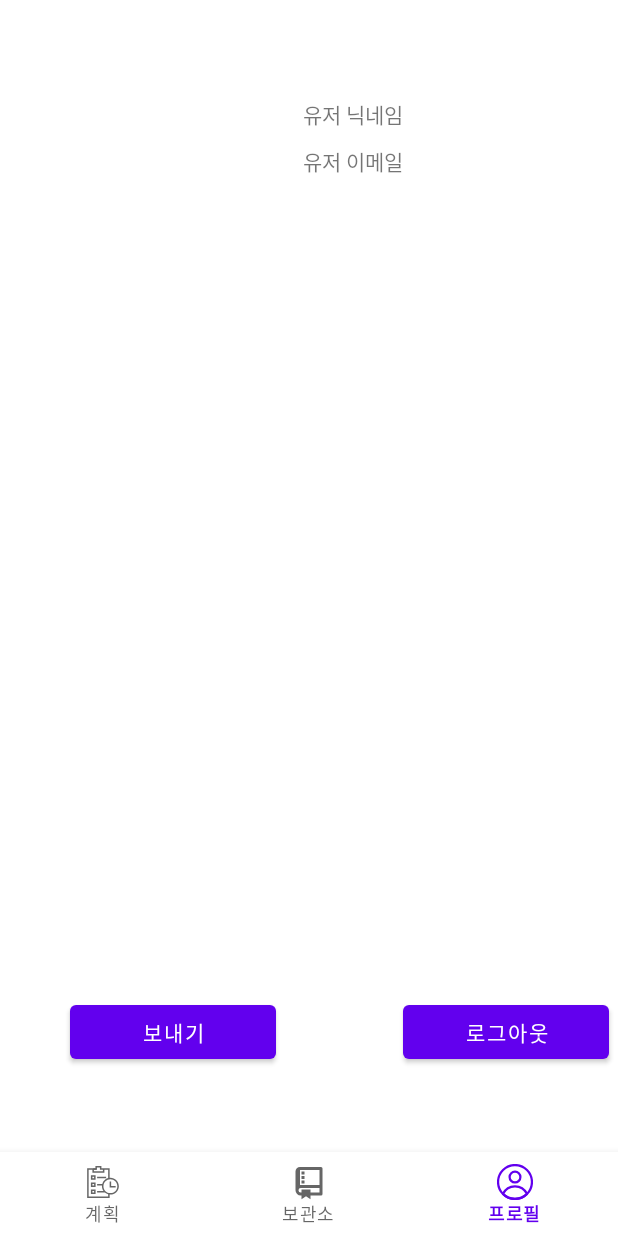
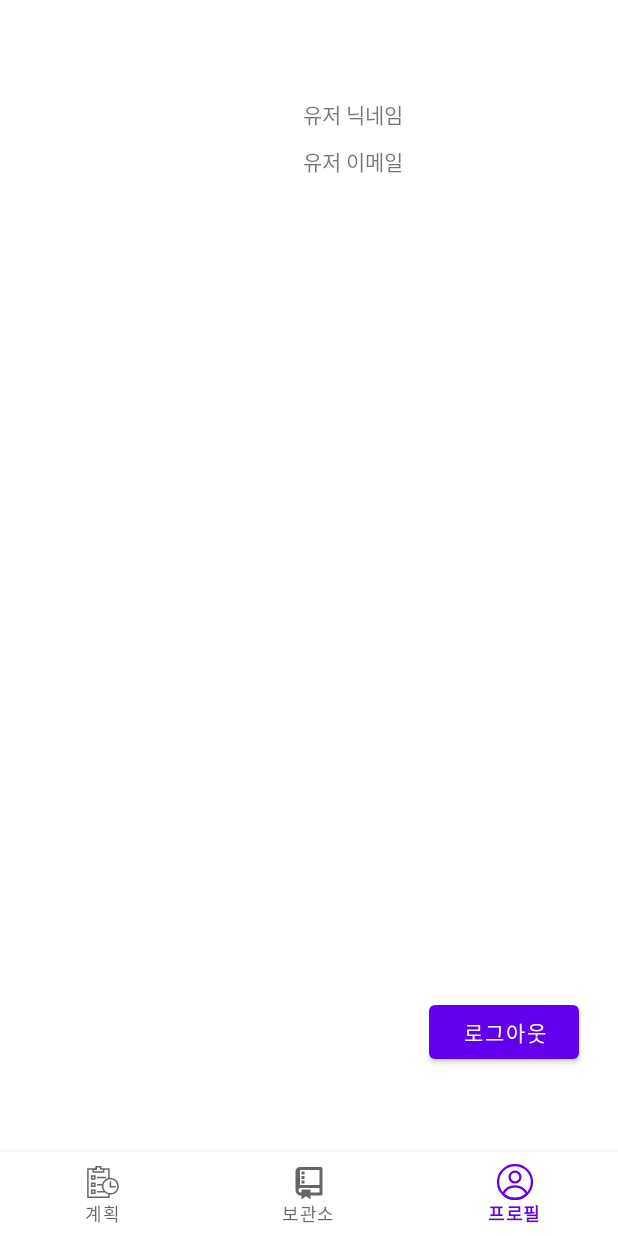
Before and after one commit to YunDaeHyeon/J-Planning, an Android app: the IndexPage screen opened directly, with no data from a screen before it, item 3 of the bottom bar chosen, on a phone screen of 412 x 824 dp. Run offline under Robolectric (Android 15) with nearby library versions, the phone set to English and light mode, and no system bars; libraries missing offline, so code that uses them is left out: com.kakao.sdk; pictures from the network do not load; 2 statements that could not run were skipped.

Commit message:
22.03.26 Application First Start Check add

```diff
--- a/app/src/main/java/com/meonjicompany/planning/activity/IndexPage.java
+++ b/app/src/main/java/com/meonjicompany/planning/activity/IndexPage.java
@@ -3,23 +3,39 @@ package com.meonjicompany.planning.activity;
 import androidx.annotation.NonNull;
 import androidx.appcompat.app.AppCompatActivity;
 
+import android.app.Activity;
+import android.content.SharedPreferences;
 import android.os.Bundle;
+import android.util.Log;
 import android.view.MenuItem;
+import android.widget.Toast;
 
+import com.bumptech.glide.Glide;
 import com.google.android.material.navigation.NavigationBarView;
 import com.kakao.sdk.auth.model.OAuthToken;
+import com.kakao.sdk.user.UserApiClient;
+import com.kakao.sdk.user.model.User;
 import com.meonjicompany.planning.R;
 import com.meonjicompany.planning.fragment.PlanFragment;
 import com.meonjicompany.planning.fragment.ProfileFragment;
 import com.meonjicompany.planning.fragment.RepositoryFragment;
+import com.meonjicompany.planning.retrofit.Message;
+import com.meonjicompany.planning.retrofit.RetrofitAPI;
+import com.meonjicompany.planning.retrofit.RetrofitClient;
 
 import kotlin.Unit;
 import kotlin.jvm.functions.Function2;
+import retrofit2.Call;
+import retrofit2.Callback;
+import retrofit2.Response;
 
 public class IndexPage extends AppCompatActivity {
     PlanFragment planFragment; // 계획 프래그먼트 객체
     RepositoryFragment repositoryFragment; // 보관소 프래그먼트 객체
     ProfileFragment profileFragment; // 프로필 프래그먼트 객체
+    private RetrofitAPI retrofitAPI; // 통신을 위한 Retrofit 객체
+    String userEmail = "";
+    String userNickname = "";
 
     @Override
     protected void onCreate(Bundle savedInstanceState) {
@@ -77,18 +93,55 @@ public class IndexPage extends AppCompatActivity {
                 return false;
             }
         });
-        // 카카오가 설치되어 있는지 확인 하는 메서드또한 카카오에서 제공 콜백 객체를 이용함
-        Function2<OAuthToken, Throwable, Unit> callback = new Function2<OAuthToken, Throwable, Unit>() {
-            @Override
-            public Unit invoke(OAuthToken oAuthToken, Throwable throwable) {
-                // 이때 토큰이 전달이 되면 로그인이 성공한 것이고 토큰이 전달되지 않았다면 로그인 실패
-                if (oAuthToken != null) {
+        firstApplicationRoadCheck(); // 사용자가 실행한 시점이 최초인지 확인하는 메소드
+    }
+
+    public void firstApplicationRoadCheck(){
+        //최초 실행 여부 판단하는 구문
+        SharedPreferences pref = getSharedPreferences("isFirst", Activity.MODE_PRIVATE);
+        boolean first = pref.getBoolean("isFirst", false);
+        if(first==false){
+            Log.d("Is first Time?", "first");
+            SharedPreferences.Editor editor = pref.edit();
+            editor.putBoolean("isFirst",true);
+            editor.commit();
+            //앱 최초 실행시 하고 싶은 작업
+            UserApiClient.getInstance().me(new Function2<User, Throwable, Unit>() {
+                @Override
+                public Unit invoke(User user, Throwable throwable) {
+                    // 로그인이 되어있으면
+                    if (user!=null){
+                        RetrofitClient retrofitClient = RetrofitClient.getInstance();
+                        if(retrofitClient != null){
+                            retrofitAPI = RetrofitClient.getRetrofitAPI();
+                            retrofitAPI.sendUser(user.getKakaoAccount().getEmail(),user.getKakaoAccount().getProfile().getNickname()).enqueue(new Callback<Message>() {
+                                @Override
+                                public void onResponse(Call<Message> call, Response<Message> response) {
+                                    if(response.isSuccessful()){
+                                        final Message message = response.body();
+                                        Toast.makeText(getApplicationContext(), "서버에 값을 전달하였습니다."+message.getMessage(), Toast.LENGTH_SHORT).show();
+                                    }else{
+                                        Log.d("오류 발생","onResponse 실패 ( 3xx, 4xx 오류)");
+                                        Toast.makeText(getApplicationContext(), "onResponse 실패, 3xx, 4xx 오류", Toast.LENGTH_SHORT).show();
+                                    }
+                                }
+                                @Override
+                                public void onFailure(Call<Message> call, Throwable t) {
+                                    t.printStackTrace();
+                                    Toast.makeText(getApplicationContext(), "서버와 통신중 에러가 발생하였습니다.", Toast.LENGTH_SHORT).show();
+                                }
+                            });
+                        }
+                        Log.d("userEmail = ",userEmail);
+                        Log.d("userNickname = ",userNickname);
+                    }else {
+                        Log.d("Error : ","userProfileRoad Error");
+                    }
+                    return null;
                 }
-                if (throwable != null) {
-
-                }
-                return null;
-            }
-        };
+            });
+        }else{
+            Log.d("Is first Time?", "not first");
+        }
     }
 }
--- a/app/src/main/java/com/meonjicompany/planning/fragment/ProfileFragment.java
+++ b/app/src/main/java/com/meonjicompany/planning/fragment/ProfileFragment.java
@@ -1,4 +1,6 @@
 package com.meonjicompany.planning.fragment;
+import android.app.AlertDialog;
+import android.app.TimePickerDialog;
 import android.content.Intent;
 import android.os.Bundle;
 
@@ -9,8 +11,10 @@ import android.view.LayoutInflater;
 import android.view.View;
 import android.view.ViewGroup;
 import android.widget.Button;
+import android.widget.EditText;
 import android.widget.ImageView;
 import android.widget.TextView;
+import android.widget.TimePicker;
 import android.widget.Toast;
 
 import com.bumptech.glide.Glide;
@@ -21,6 +25,8 @@ import com.meonjicompany.planning.activity.LoginPage;
 import com.meonjicompany.planning.retrofit.Message;
 import com.meonjicompany.planning.retrofit.RetrofitAPI;
 import com.meonjicompany.planning.retrofit.RetrofitClient;
+
+import java.util.Calendar;
 
 import kotlin.Unit;
 import kotlin.jvm.functions.Function1;
@@ -35,12 +41,9 @@ import retrofit2.Response;
  * create an instance of this fragment.
  */
 public class ProfileFragment extends Fragment implements View.OnClickListener{
-    private Button logout, send;
-    private RetrofitAPI retrofitAPI;
+    private Button logout;
     private TextView user_nickname, user_email;
     private ImageView user_profile_image;
-    private String userEmail = "테스트 이메일";
-    private String userNickname = "테스트 닉네임";
 
     // TODO: Rename parameter arguments, choose names that match
     // the fragment initialization parameters, e.g. ARG_ITEM_NUMBER
@@ -88,15 +91,12 @@ public class ProfileFragment extends Fragment implements View.OnClickListener{
         // Inflate the layout for this fragment
         ViewGroup rootView = (ViewGroup)inflater.inflate(R.layout.fragment_my_profile,container,false);
         logout = (Button) rootView.findViewById(R.id.logout);
-        send = (Button) rootView.findViewById(R.id.send);
         user_profile_image = (ImageView) rootView.findViewById(R.id.user_profile_image);
         user_nickname = (TextView) rootView.findViewById(R.id.user_nickname);
         user_email = (TextView) rootView.findViewById(R.id.user_email);
 
         // 로그 아웃 버튼
         logout.setOnClickListener(this);
-        // 서버 통신 테스트
-        send.setOnClickListener(this);
         userProfileRoad(); // 프로필 로드 메소드 호출
         return rootView;
     }
@@ -112,8 +112,6 @@ public class ProfileFragment extends Fragment implements View.OnClickListener{
                             getProfileImageUrl()).circleCrop().into(user_profile_image);
                     user_nickname.setText(user.getKakaoAccount().getProfile().getNickname());
                     user_email.setText(user.getKakaoAccount().getEmail());
-                    userNickname = user.getKakaoAccount().getProfile().getNickname();
-                    userEmail = user.getKakaoAccount().getEmail();
                 }else {
                     // 로그인이 되어 있지 않다면 위와 반대로
                     user_nickname.setText("닉네임 불러오기에 실패했습니다.");
@@ -140,35 +138,6 @@ public class ProfileFragment extends Fragment implements View.OnClickListener{
                 });
                 break;
             }
-            case R.id.send:
-                userProfileSave();
-                break;
         }
     }
-
-    public void userProfileSave(){
-            RetrofitClient retrofitClient = RetrofitClient.getInstance();
-            if(retrofitClient != null){
-                Log.d("userEmail = ",userEmail);
-                Log.d("userNickname = ",userNickname);
-                retrofitAPI = RetrofitClient.getRetrofitAPI();
-                retrofitAPI.sendUser(userEmail,userNickname).enqueue(new Callback<Message>() {
-                    @Override
-                    public void onResponse(Call<Message> call, Response<Message> response) {
-                        if(response.isSuccessful()){
-                            final Message message = response.body();
-                            Toast.makeText(getActivity(), "서버에 값을 전달하였습니다."+message.getMessage(), Toast.LENGTH_SHORT).show();
-                        }else{
-                            Log.d("오류 발생","onResponse 실패 ( 3xx, 4xx 오류)");
-                            Toast.makeText(getActivity(), "onResponse 실패, 3xx, 4xx 오류", Toast.LENGTH_SHORT).show();
-                        }
-                    }
-                    @Override
-                    public void onFailure(Call<Message> call, Throwable t) {
-                        t.printStackTrace();
-                        Toast.makeText(getActivity(), "서버와 통신중 에러가 발생하였습니다.", Toast.LENGTH_SHORT).show();
-                    }
-                });
-            }
-        }
 }
--- a/app/src/main/java/com/meonjicompany/planning/retrofit/RetrofitClient.java
+++ b/app/src/main/java/com/meonjicompany/planning/retrofit/RetrofitClient.java
@@ -9,7 +9,7 @@ import retrofit2.converter.gson.GsonConverterFactory;
 public class RetrofitClient {
     private static RetrofitClient instance = null;
     private static RetrofitAPI retrofitAPI;
-    private final static String BASE_URL="http://192.168.39.238:8080/";
+    private final static String BASE_URL="http://192.168.35.63:8080/";
 
     private RetrofitClient(){
         OkHttpClient okHttpClient = new OkHttpClient.Builder()
@@ -32,7 +32,6 @@ public class RetrofitClient {
         }
         return instance;
     }
-
     public static RetrofitAPI getRetrofitAPI(){
         return retrofitAPI;
     }
--- a/app/src/main/res/layout/fragment_my_profile.xml
+++ b/app/src/main/res/layout/fragment_my_profile.xml
@@ -10,26 +10,15 @@
         android:layout_width="match_parent"
         android:layout_height="match_parent">
 
+
         <Button
             android:id="@+id/logout"
-            android:layout_width="137dp"
+            android:layout_width="100dp"
             android:layout_height="0dp"
             android:layout_marginTop="664dp"
             android:text="로그아웃"
             app:layout_constraintEnd_toEndOf="parent"
-            app:layout_constraintHorizontal_bias="0.978"
-            app:layout_constraintStart_toStartOf="parent"
-            app:layout_constraintTop_toTopOf="parent" />
-
-
-        <Button
-            android:id="@+id/send"
-            android:layout_width="137dp"
-            android:layout_height="0dp"
-            android:layout_marginTop="664dp"
-            android:text="보내기"
-            app:layout_constraintEnd_toStartOf="@+id/logout"
-            app:layout_constraintHorizontal_bias="0.357"
+            app:layout_constraintHorizontal_bias="0.916"
             app:layout_constraintStart_toStartOf="parent"
             app:layout_constraintTop_toTopOf="parent" />
 
--- a/app/src/main/res/values/themes.xml
+++ b/app/src/main/res/values/themes.xml
@@ -1,6 +1,6 @@
 <resources xmlns:tools="http://schemas.android.com/tools">
     <!-- Base application theme. -->
-    <style name="Theme.Planning" parent="Theme.MaterialComponents.DayNight.DarkActionBar">
+    <style name="Theme.Planning" parent="Theme.MaterialComponents.Light.DarkActionBar">
         <!-- Primary brand color. -->
         <item name="colorPrimary">@color/purple_500</item>
         <item name="colorPrimaryVariant">@color/purple_700</item>
```
Also changed, not shown: app/src/main/java/com/meonjicompany/planning/activity/LoginPage.java (+2 -6 lines).
